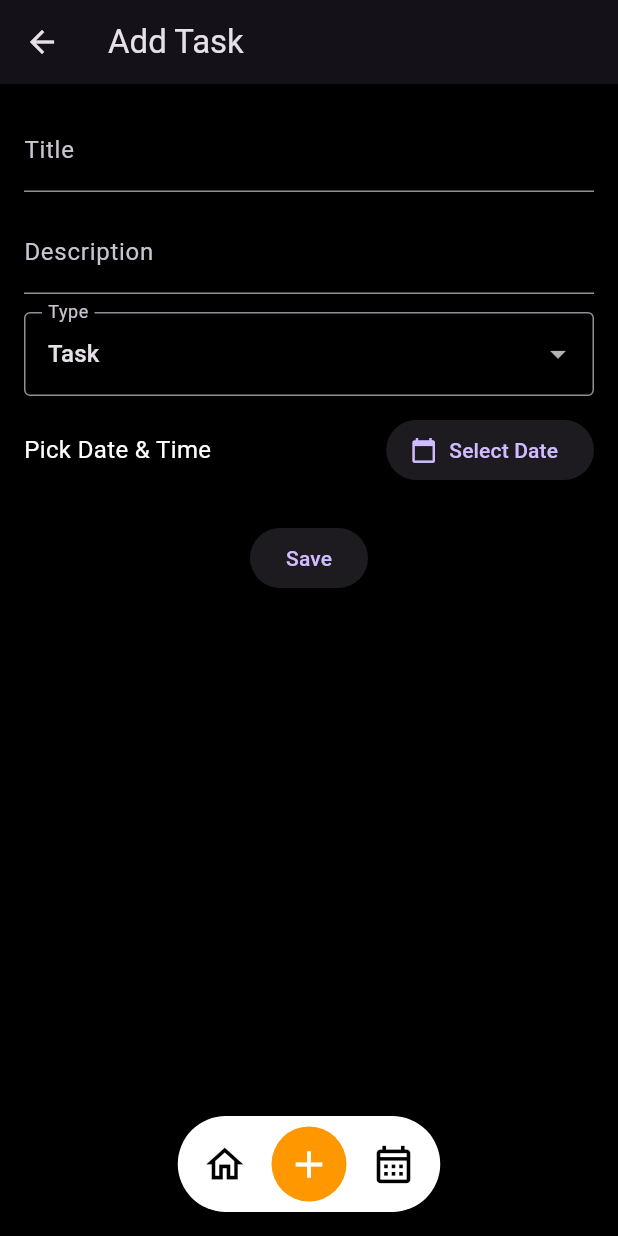
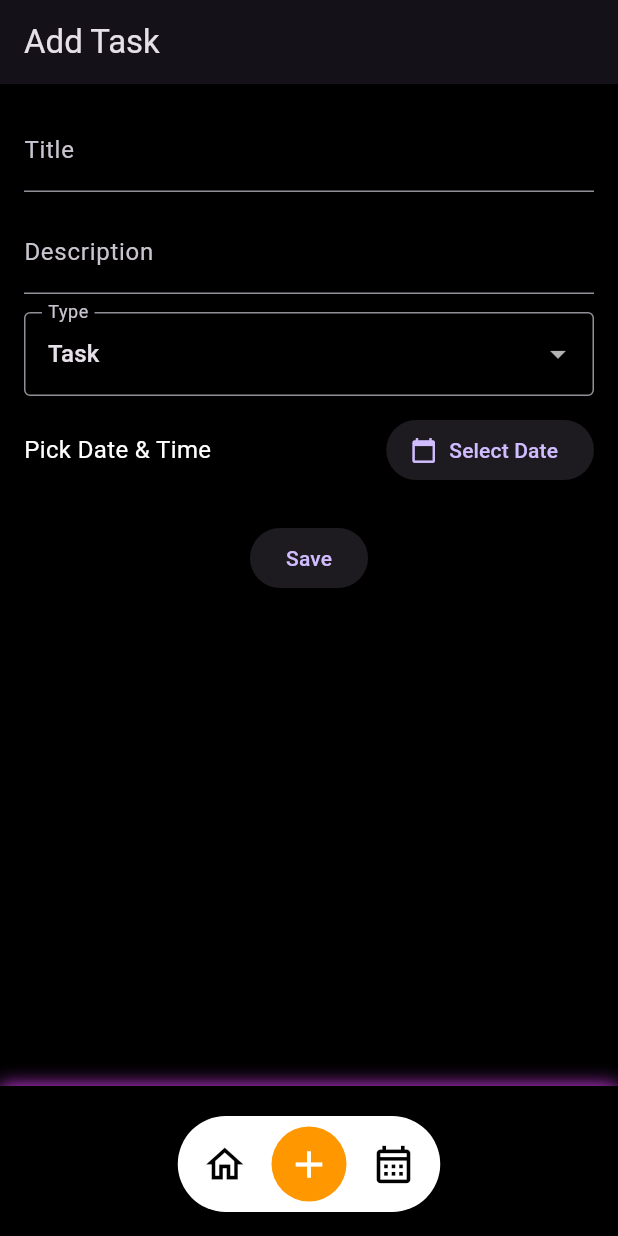
Before and after one commit to Shlok-Tandon/Smile_Task_Planner, a Flutter app: the screen it shows after launch, after a tap on the "add" icon, on a phone screen of 412 x 824 dp. Run offline on Flutter 3.47's test engine with Material 3 defaults, Android fonts, the phone set to English and light mode, and no system bars; our stand-ins replace hive, hive_flutter; accounts and stored records are empty.

Commit message:
Done some changes

```diff
--- a/lib/add_task_screen.dart
+++ b/lib/add_task_screen.dart
@@ -74,10 +74,6 @@ class _AddTaskScreenState extends State<AddTaskScreen> {
       backgroundColor: Colors.black,
       appBar: AppBar(
         title: const Text("Add Task"),
-        leading: IconButton(
-          icon: const Icon(Icons.arrow_back),
-          onPressed: () => widget.onSave(),
-        ),
       ),
       body: Padding(
         padding: const EdgeInsets.all(16),
--- a/lib/home_screen.dart
+++ b/lib/home_screen.dart
@@ -1,7 +1,6 @@
 import 'package:flutter/material.dart';
 import 'package:hive/hive.dart';
 import 'package:intl/intl.dart';
-
 import 'calendar_screen.dart';
 
 
@@ -59,7 +58,7 @@ class _HomeScreenState extends State<HomeScreen> with SingleTickerProviderStateM
       margin: const EdgeInsets.symmetric(horizontal: 16, vertical: 10),
       padding: const EdgeInsets.all(16),
       decoration: BoxDecoration(
-        color: isFirst ? Colors.orange[700] : const Color(0xFF1E1E1E),
+        color: isFirst ? Colors.orange[700] : Colors.white12,
         borderRadius: BorderRadius.circular(20),
       ),
       child: Column(
@@ -294,7 +293,6 @@ class _HomeScreenState extends State<HomeScreen> with SingleTickerProviderStateM
               ],
               labelColor: Colors.black,
               unselectedLabelColor: Colors.white38,
-              indicatorColor: Colors.orange,
             ),
           ),
           body: TabBarView(
--- a/lib/main_navigation_screen.dart
+++ b/lib/main_navigation_screen.dart
@@ -72,7 +72,7 @@ class _MainNavigationScreenState extends State<MainNavigationScreen> {
             decoration: const BoxDecoration(
               color: Colors.black,
               boxShadow: [
-                BoxShadow(color: Colors.black54, blurRadius: 10),
+                BoxShadow(color: Colors.purpleAccent, blurRadius: 10),
               ],
             ),
           ),
```
